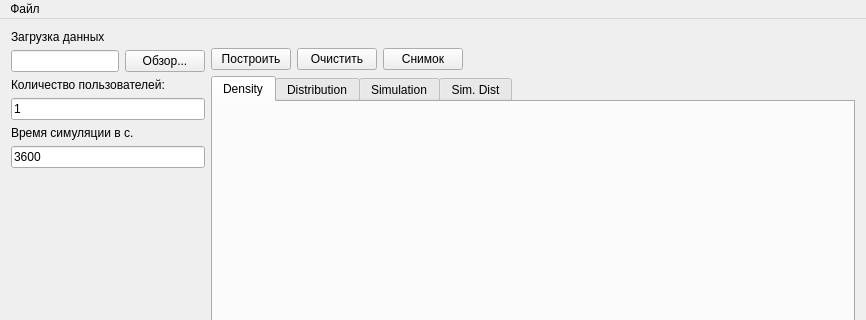
The window that mainwindow.ui (mvolotov/IOPS-Meter) describes before a commit, drawn with Qt 5; both pictures show x 0 to 866 and y 0 to 320 of the 866 by 516 pixel window.
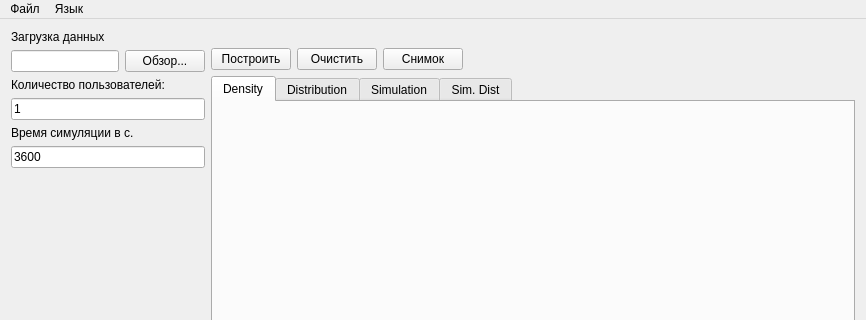
The same window after the commit. Icons and pictures are not drawn. Custom widgets are drawn as their Qt base class.

Commit message: - Добавлена возможность переклёчаться на другой язык

What changed in the file:
```diff
--- a/mainwindow.ui
+++ b/mainwindow.ui
@@ -275,7 +275,7 @@
      <x>0</x>
      <y>0</y>
      <width>866</width>
-     <height>21</height>
+     <height>20</height>
     </rect>
    </property>
    <widget class="QMenu" name="menu">
@@ -286,7 +286,15 @@
     <addaction name="menu_about"/>
     <addaction name="menu_exit"/>
    </widget>
+   <widget class="QMenu" name="menu_2">
+    <property name="title">
+     <string>Язык</string>
+    </property>
+    <addaction name="languageRu"/>
+    <addaction name="languageEn"/>
+   </widget>
    <addaction name="menu"/>
+   <addaction name="menu_2"/>
   </widget>
   <action name="menu_open_file">
    <property name="text">
```
Left out of the diff: 18 changed lines with no effect on the pictures. The commit also changes 11 other files.
